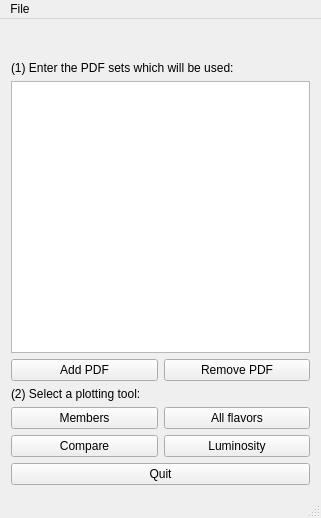
scarrazza/apfel, file apfelgui2/forms/apfelmainwindow.ui: the form before one commit.
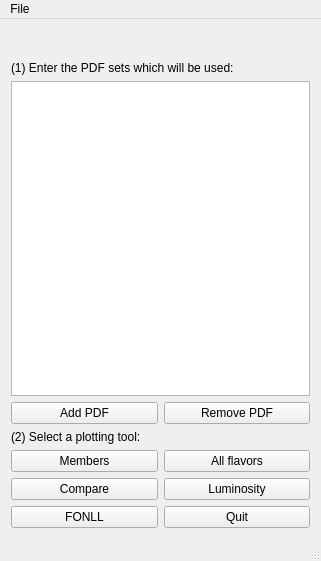
The form after the commit. Icons and pictures are not drawn.

Patch:
```diff
--- a/apfelgui2/forms/apfelmainwindow.ui
+++ b/apfelgui2/forms/apfelmainwindow.ui
@@ -7,7 +7,7 @@
     <x>0</x>
     <y>0</y>
     <width>321</width>
-    <height>518</height>
+    <height>561</height>
    </rect>
   </property>
   <property name="windowTitle">
@@ -185,7 +185,7 @@
       </property>
      </widget>
     </item>
-    <item row="7" column="0" colspan="2">
+    <item row="7" column="1">
      <widget class="QPushButton" name="pushButton_2">
       <property name="text">
        <string>Quit</string>
@@ -202,6 +202,23 @@
       </property>
      </widget>
     </item>
+    <item row="7" column="0">
+     <widget class="QPushButton" name="pushButton_3">
+      <property name="text">
+       <string>FONLL</string>
+      </property>
+      <property name="icon">
+       <iconset resource="../resources/resource.qrc">
+        <normaloff>:/images/Actions-draw-brush-icon.png</normaloff>:/images/Actions-draw-brush-icon.png</iconset>
+      </property>
+      <property name="iconSize">
+       <size>
+        <width>32</width>
+        <height>32</height>
+       </size>
+      </property>
+     </widget>
+    </item>
    </layout>
   </widget>
   <widget class="QMenuBar" name="menuBar">
```
Left out of the diff: 168 changed lines with no effect on the pictures.
